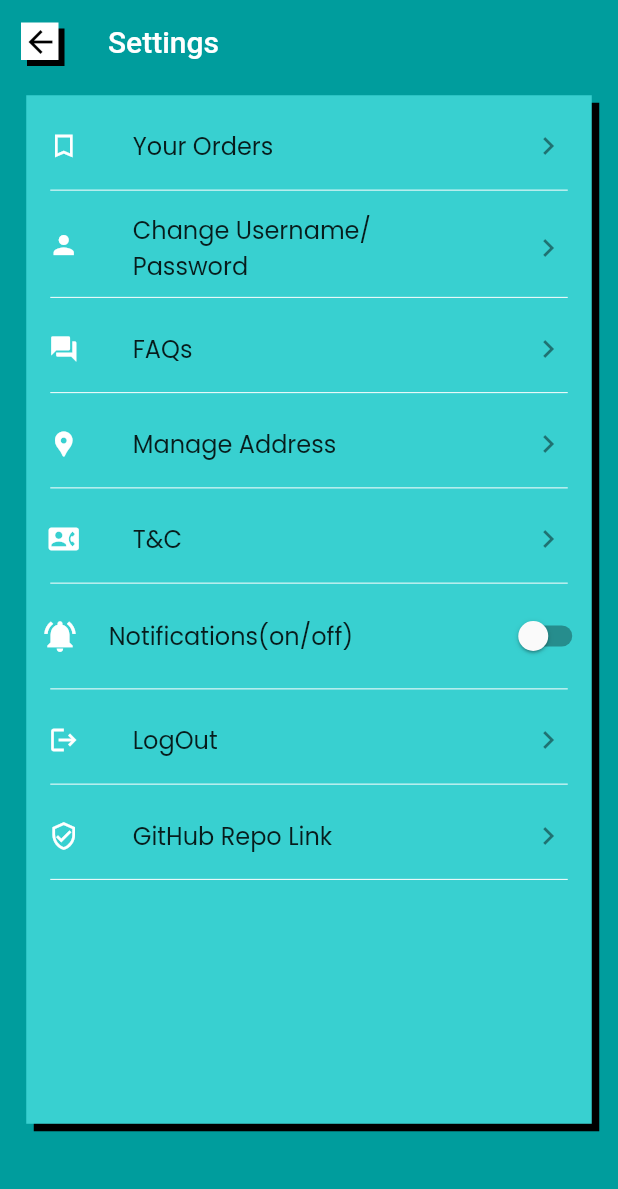
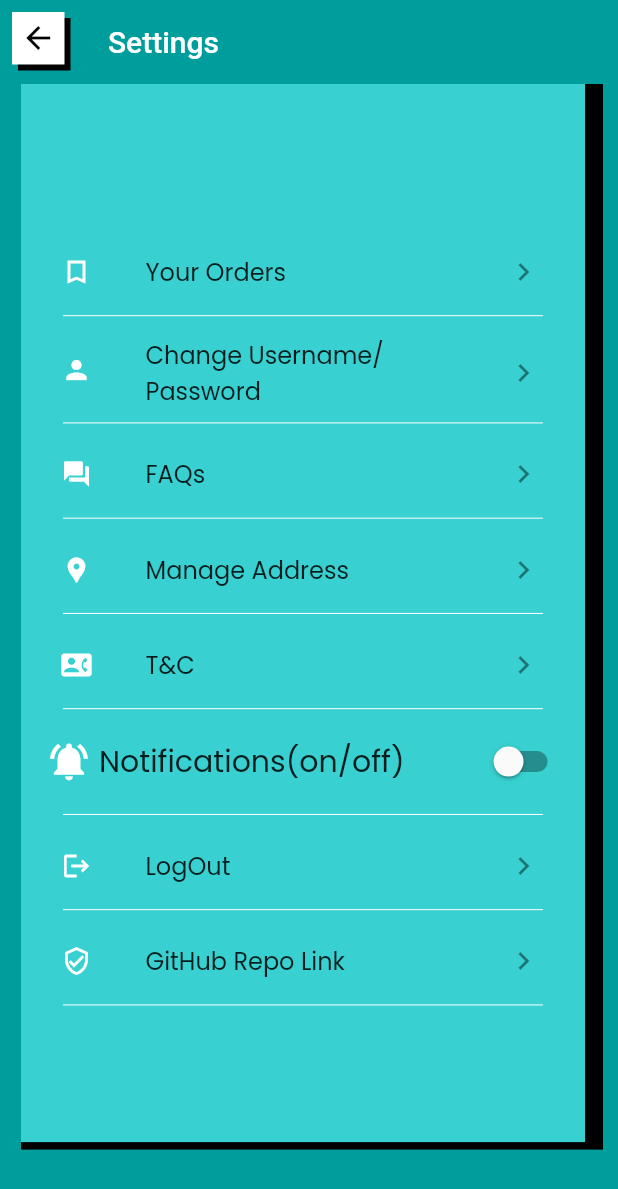
Before and after one commit to himanshusharma89/relic_bazaar, a Flutter app: the Settings screen opened by its route, on a phone screen of 412 x 824 dp. Shown: the top 1189 px of the screen. Run offline on Flutter 3.47's test engine with Material 2 defaults, Android fonts, the phone set to English and light mode, and no system bars; our stand-ins replace firebase_auth, firebase_core, firebase_remote_config, flutter_svg, fluttertoast, geolocator and 4 more; missing offline and left inert: advance_pdf_viewer, geocoder, razorpay_flutter; accounts and stored records are empty.

Commit message:
Added in app web view for github repository link (#172)

```diff
--- a/lib/helpers/constants.dart
+++ b/lib/helpers/constants.dart
@@ -23,6 +23,7 @@ class RouteConstant {
   static const String TERMS_CONDITIONS = '/terms-conditions';
   static const String PAYMENT_SUCCESSFULL = '/payment-successful';
   static const String CHANGE_USERNAME_SCREEN = '/change_username';
+  static const String GITHUB_REPO_LINK = '/github-webview';
 }
 
 class RelicColors {
--- a/lib/helpers/route_page.dart
+++ b/lib/helpers/route_page.dart
@@ -16,6 +16,7 @@ import 'package:retro_shopping/views/profile/settings/address_screen.dart';
 import 'package:retro_shopping/views/profile/settings/faqs_screen.dart';
 import 'package:retro_shopping/views/profile/settings/manage_address.dart';
 import 'package:retro_shopping/views/profile/settings/settings_view.dart';
+import 'package:retro_shopping/views/profile/settings/github_webview.dart';
 import 'package:retro_shopping/views/profile/wishlist.dart';
 import 'package:retro_shopping/views/search_view.dart';
 import 'package:retro_shopping/views/terms_conditions_view.dart';
@@ -109,9 +110,13 @@ class RoutePage {
         return SlideLeftRoute(
           page: TermsConditionsView(),
         );
+      case RouteConstant.GITHUB_REPO_LINK:
+        return SlideLeftRoute(
+          page: GithubWebView(),
+        );
 
       default:
-        return SlideLeftRoute(page: UnknownView(),);
+        return SlideLeftRoute(page: UnknownView());
     }
   }
 }
--- /dev/null
+++ b/lib/views/profile/settings/github_webview.dart
@@ -0,0 +1,42 @@
+//Packages
+import 'package:flutter/material.dart';
+import 'package:webview_flutter/webview_flutter.dart';
+//Files
+import '../../../helpers/constants.dart';
+import '../../../widgets/retro_button.dart';
+class GithubWebView extends StatelessWidget{
+  @override
+  Widget build(BuildContext context) {
+    return Scaffold(
+      appBar: AppBar(
+        backgroundColor: RelicColors.backgroundColor,
+        leading: Padding(
+          padding: const EdgeInsets.all(8.0),
+          child: GestureDetector(
+            onTap: () {
+              Navigator.pop(context);
+            },
+            child: RetroButton(
+              upperColor: Colors.white,
+              lowerColor: Colors.black,
+              width: 35,
+              height: 35,
+              borderColor: Colors.white,
+              child: const Icon(
+                Icons.arrow_back,
+                color: Colors.black,
+              ),
+            ),
+          ),
+        ),
+        title: const Text('Github Repository'),
+        elevation: 0.0,
+      ),
+      body:const WebView(
+        initialUrl: 'https://github.com/himanshusharma89/relic_bazaar',
+        javascriptMode: JavascriptMode.unrestricted,
+      ),
+    );
+  }
+
+}
--- a/lib/views/profile/settings/settings_view.dart
+++ b/lib/views/profile/settings/settings_view.dart
@@ -2,7 +2,6 @@ import 'package:flutter/material.dart';
 import 'package:retro_shopping/helpers/constants.dart';
 import 'package:retro_shopping/widgets/retro_button.dart';
 import 'package:retro_shopping/widgets/settings_item.dart';
-import 'package:retro_shopping/widgets/stacked_container.dart';
 
 class Settings extends StatefulWidget {
   @override
@@ -21,62 +20,11 @@ class _SettingsState extends State<Settings> {
 
   @override
   Widget build(BuildContext context) {
-    final view = ListView(children: <Widget>[
-      Column(mainAxisAlignment: MainAxisAlignment.center,
-        children: <Widget>[
-          settingsItem(context, 'Your Orders', Icons.bookmark_border_sharp,
-            routeName: RouteConstant.ORDERS_SCREEN, push: true,),
-          Padding(padding: const EdgeInsets.only(left: 16.0, right: 16.0),
-            child: divider(),),
-          settingsItem(context, 'Change Username/\nPassword', Icons.person,
-            routeName: RouteConstant.CHANGE_USERNAME_SCREEN, push: true,),
-          Padding(padding: const EdgeInsets.only(left: 16.0, right: 16.0),
-            child: divider(),),
-          settingsItem(context, 'FAQs', Icons.question_answer,
-            routeName: RouteConstant.FAQs_SCREEN, push: true,),
-          Padding(padding: const EdgeInsets.only(left: 16.0, right: 16.0),
-            child: divider(),),
-          settingsItem(context, 'Manage Address', Icons.location_pin,
-            routeName: RouteConstant.ADDRESS_SCREEN, push: true,),
-          Padding(padding: const EdgeInsets.only(left: 16.0, right: 16.0),
-            child: divider(),),
-          settingsItem(context, 'T&C', Icons.quick_contacts_dialer,
-            routeName: RouteConstant.TERMS_CONDITIONS, push: true,),
-          Padding(padding: const EdgeInsets.only(left: 16.0, right: 16.0),
-            child: divider(),),
-          Row(children: <Widget>[
-            const SizedBox(height: 70,),
-            Expanded(child: Row(children: const <Widget>[
-              SizedBox(width: 10,),
-              Icon(Icons.notifications_active, size: 25, color: Colors.white,),
-              SizedBox(width: 20,),
-              Expanded(child: Text('Notifications(on/off)', style: TextStyle(
-                  fontWeight: FontWeight.normal, fontSize: 16)),)
-            ],),),
-            Switch(value: switchedOn, onChanged: (bool value) {
-              setState(() {
-                switchedOn = value;
-              });
-            }, activeColor: Colors.white, activeTrackColor: Colors.black,)
-          ],),
-          Padding(padding: const EdgeInsets.only(left: 16.0, right: 16.0),
-            child: divider(),),
-          settingsItem(context, 'LogOut', Icons.logout,
-            routeName: RouteConstant.LOGIN_SCREEN, push: false,),
-          Padding(padding: const EdgeInsets.only(left: 16.0, right: 16.0),
-            child: divider(),),
-          settingsItem(
-              context, 'GitHub Repo Link', Icons.verified_user_outlined),
-          Padding(padding: const EdgeInsets.only(left: 16.0, right: 16.0),
-            child: divider(),),
-        ],),
-    ]);
-
     return Scaffold(
         appBar: AppBar(
           backgroundColor: RelicColors.backgroundColor,
           leading: Padding(
-            padding: const EdgeInsets.only(left:14.0, right: 10, top: 15, bottom: 10),
+            padding: const EdgeInsets.all(8.0),
             child: GestureDetector(
               onTap: () {
                 Navigator.pop(context);
@@ -84,8 +32,8 @@ class _SettingsState extends State<Settings> {
               child: RetroButton(
                 upperColor: Colors.white,
                 lowerColor: Colors.black,
-                width: 25,
-                height: 25,
+                width: 35,
+                height: 35,
                 borderColor: Colors.white,
                 child: const Icon(
                   Icons.arrow_back,
@@ -98,10 +46,149 @@ class _SettingsState extends State<Settings> {
           elevation: 0.0,
         ),
         body: Padding(
-          padding: const EdgeInsets.only(left: 20,right: 15,top: 10),
+          padding: const EdgeInsets.only(left: 14.0, right: 10.0),
           child: SingleChildScrollView(
-              child: StackedContainer( height: MediaQuery.of(context).size.height * 0.82 + 10,
-                  width: MediaQuery.of(context).size.width * 0.92 + 10, child: view,)
+            child: Stack(
+              children: <Widget>[
+                Container(
+                  width: MediaQuery.of(context).size.width * 0.92 + 10,
+                  height: MediaQuery.of(context).size.height * 0.85 + 10,
+                  decoration: const BoxDecoration(color: Colors.black),
+                ),
+                Container(
+                  padding:
+                      const EdgeInsets.symmetric(vertical: 16, horizontal: 12),
+                  width: MediaQuery.of(context).size.width * 0.92 - 3,
+                  height: MediaQuery.of(context).size.height * 0.85 + 5,
+                  decoration:
+                      const BoxDecoration(color: RelicColors.primaryColor),
+                  child: Column(
+                    mainAxisAlignment: MainAxisAlignment.center,
+                    children: <Widget>[
+                      settingsItem(
+                        context,
+                        'Your Orders',
+                        Icons.bookmark_border_sharp,
+                        routeName: RouteConstant.ORDERS_SCREEN,
+                        push: true,
+                      ),
+                      Padding(
+                        padding: const EdgeInsets.only(left: 16.0, right: 16.0),
+                        child: divider(),
+                      ),
+                      settingsItem(
+                        context,
+                        'Change Username/\nPassword',
+                        Icons.person,
+                        routeName: RouteConstant.CHANGE_USERNAME_SCREEN,
+                        push: true,
+                      ),
+                      Padding(
+                        padding: const EdgeInsets.only(left: 16.0, right: 16.0),
+                        child: divider(),
+                      ),
+                      settingsItem(
+                        context,
+                        'FAQs',
+                        Icons.question_answer,
+                        routeName: RouteConstant.FAQs_SCREEN,
+                        push: true,
+                      ),
+                      Padding(
+                        padding: const EdgeInsets.only(left: 16.0, right: 16.0),
+                        child: divider(),
+                      ),
+                      settingsItem(
+                        context,
+                        'Manage Address',
+                        Icons.location_pin,
+                        routeName: RouteConstant.ADDRESS_SCREEN,
+                        push: true,
+                      ),
+                      Padding(
+                        padding: const EdgeInsets.only(left: 16.0, right: 16.0),
+                        child: divider(),
+                      ),
+                      settingsItem(
+                        context,
+                        'T&C',
+                        Icons.quick_contacts_dialer,
+                        routeName: RouteConstant.TERMS_CONDITIONS,
+                        push: true,
+                      ),
+                      Padding(
+                        padding: const EdgeInsets.only(left: 16.0, right: 16.0),
+                        child: divider(),
+                      ),
+                      Row(
+                        children: <Widget>[
+                          const SizedBox(
+                            height: 70,
+                          ),
+                          Expanded(
+                            child: Row(
+                              children: const <Widget>[
+                                SizedBox(
+                                  width: 5,
+                                ),
+                                Icon(
+                                  Icons.notifications_active,
+                                  size: 30,
+                                  color: Colors.white,
+                                ),
+                                SizedBox(
+                                  width: 5,
+                                ),
+                                Text('Notifications(on/off)',
+                                    style: TextStyle(
+                                        fontWeight: FontWeight.normal,
+                                        fontSize: 20))
+                              ],
+                            ),
+                          ),
+                          Switch(
+                            value: switchedOn,
+                            onChanged: (bool value) {
+                              setState(() {
+                                switchedOn = value;
+                              });
+                            },
+                            activeColor: Colors.white,
+                            activeTrackColor: Colors.black,
+                          )
+                        ],
+                      ),
+                      Padding(
+                        padding: const EdgeInsets.only(left: 16.0, right: 16.0),
+                        child: divider(),
+                      ),
+                      settingsItem(
+                        context,
+                        'LogOut',
+                        Icons.logout,
+                        routeName: RouteConstant.LOGIN_SCREEN,
+                        push: false,
+                      ),
+                      Padding(
+                        padding: const EdgeInsets.only(left: 16.0, right: 16.0),
+                        child: divider(),
+                      ),
+                      settingsItem(
+                        context,
+                        'GitHub Repo Link',
+                        Icons.verified_user_outlined,
+                        routeName: RouteConstant.GITHUB_REPO_LINK,
+                        push: true
+                      ),
+                      Padding(
+                        padding: const EdgeInsets.only(left: 16.0, right: 16.0),
+                        child: divider(),
+                      ),
+                    ],
+                  ),
+                ),
+              ],
+            ),
           ),
         ));
   }
--- a/pubspec.yaml
+++ b/pubspec.yaml
@@ -37,6 +37,7 @@ dependencies:
   advance_pdf_viewer:
   firebase_auth: 0.20.1
   google_sign_in: 4.5.9
+  webview_flutter: ^2.0.2
 
 dev_dependencies:
   flutter_test:
```
